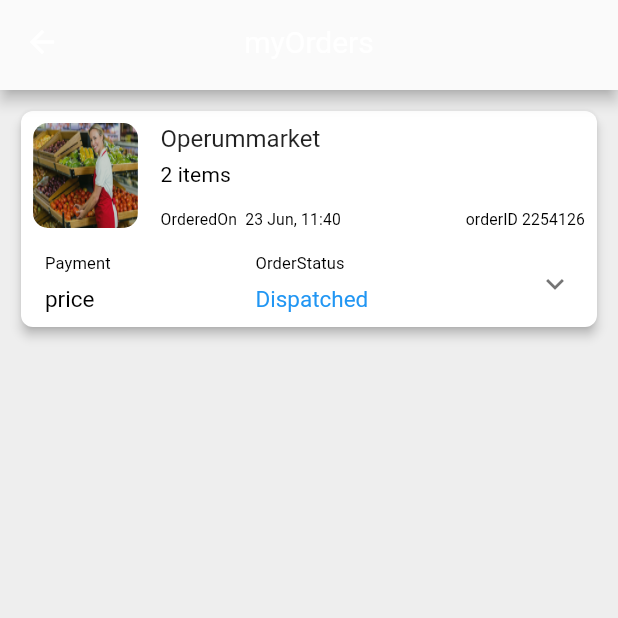
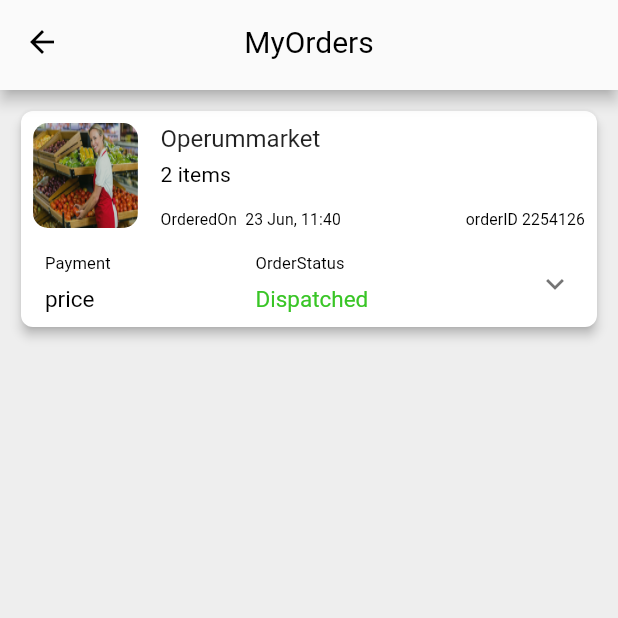
Before and after one commit to komal-fulwar/grabzo_new, a Flutter app: the MyOrders screen opened directly, on a phone screen of 412 x 824 dp, the top half of it. Run offline on Flutter 3.47's test engine with Material 2 defaults, Android fonts, the light colour scheme and no system bars; our stand-ins replace carousel_pro, flutter_phoenix, flutter_svg, fluttertoast, font_awesome_flutter, page_transition and 1 more; missing offline and left inert: animation_wrappers; accounts and stored records are empty.

Commit message:
track added

```diff
--- a/lib/pages/my_orders.dart
+++ b/lib/pages/my_orders.dart
@@ -1,5 +1,8 @@
+import 'package:grabzo/Theme2/colors.dart';
 import 'package:animation_wrappers/animation_wrappers.dart';
 import 'package:flutter/material.dart';
+
+import 'HomePage.dart';
 // import 'package:flutter_app/Locale/locales.dart';
 // import 'package:groshop/Pages/Other/add_review.dart';
 
@@ -31,8 +34,20 @@
       appBar: PreferredSize(
         preferredSize: Size.fromHeight(60),
         child: AppBar(
+          leading: IconButton(
+            icon: Icon(Icons.arrow_back, color: Colors.black,),
+            onPressed: () {
+              Navigator.push(
+                context,
+                MaterialPageRoute(
+                  builder: (context) => HomePage(),
+                ),
+              );
+            },
+          ),
           backgroundColor: Theme.of(context).scaffoldBackgroundColor,
-          title: Text("myOrders"),
+          title: Text("MyOrders",
+            style: TextStyle(color: kMainTextColor),),
           centerTitle: true,
         ),
       ),
@@ -57,7 +72,7 @@
                         buildGreyColumn(context, "Payment", "price"),
                         Spacer(),
                         buildGreyColumn(context, "OrderStatus", "Dispatched",
-                            text2Color: Theme.of(context).primaryColor),
+                            text2Color: Color(0xFF39c526)),
                         Spacer(),
 
                       ],
@@ -142,7 +157,7 @@
                                     "OrderedItems",
                                     style: Theme.of(context).textTheme.subtitle2,
                                   ),
-                                  buildAmountRow("locale.freshLadiesFinger", '\$14.00'),
+                                  buildAmountRow("FreshLadiesFinger", '\$14.00'),
                                   SizedBox(
                                     height: 5,
                                   ),
@@ -156,9 +171,9 @@
                                   left: 8.0, right: 8, bottom: 10, top: 5),
                               child: Column(
                                 children: [
-                                  buildAmountRow("locale.deliveryFee", '\$4.50'),
-                                  buildAmountRow("locale.promoCode", '-\$2.00'),
-                                  buildAmountRow("locale.amountToPay", '\$30.50',
+                                  buildAmountRow("DeliveryFee", '\$4.50'),
+                                  buildAmountRow("PromoCode", '-\$2.00'),
+                                  buildAmountRow("AmountToPay", '\$30.50',
                                       fontWeight: FontWeight.w700),
                                 ],
                               ),
@@ -192,7 +207,7 @@
             icon,
             size: 20,
             color: !disabled
-                ? Theme.of(context).primaryColor
+                ? Color(0xFF39c526)
                 : Theme.of(context).scaffoldBackgroundColor,
           ));
 
```
